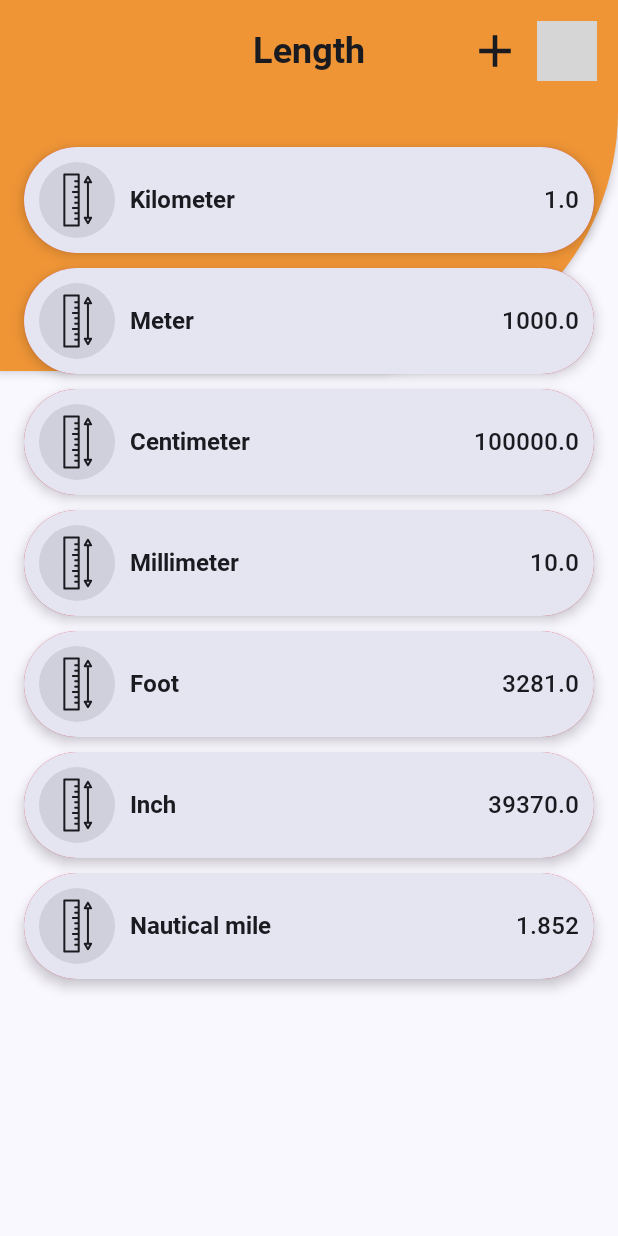
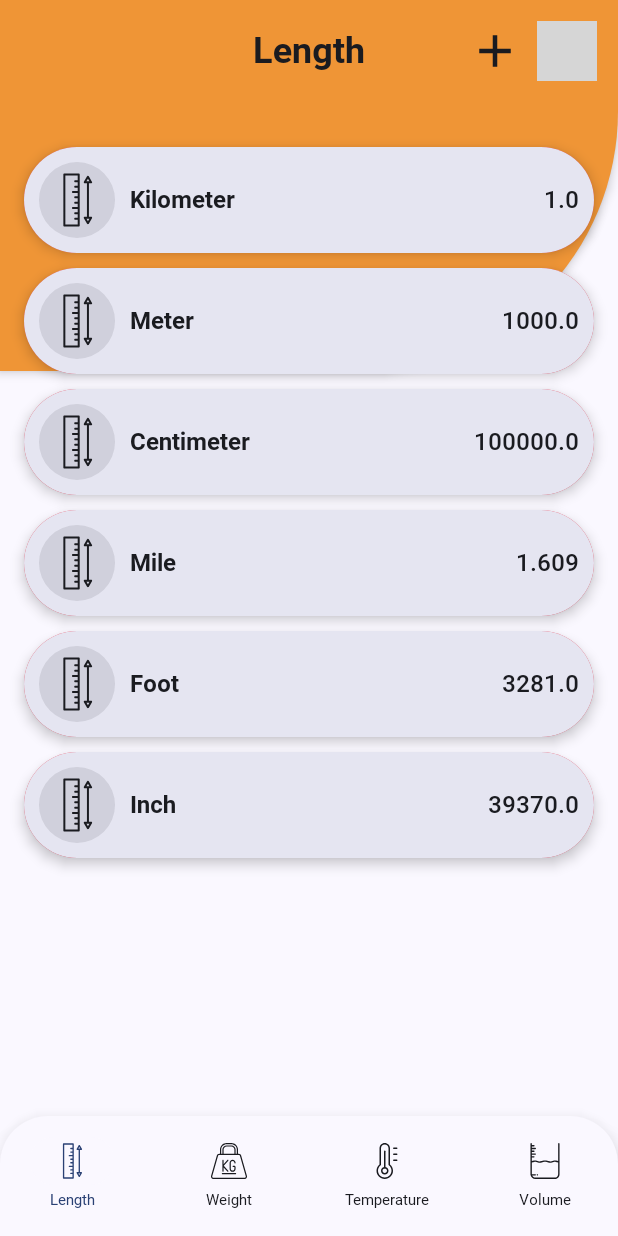
Before and after one commit to fernando-rauber/MeasureMe, an Android app built with Jetpack Compose: the HomePage screen opened through its navigation route, on a phone screen of 412 x 824 dp. Run offline under Robolectric (Android 15) with nearby library versions, the phone set to English and light mode, and no system bars; our stand-ins replace Room's generated code; grey boxes are pictures that could not be loaded.

Commit message:
New Icons and Bottom Nav Bar

```diff
--- a/app/src/main/java/uk/fernando/measure/activity/MainActivity.kt
+++ b/app/src/main/java/uk/fernando/measure/activity/MainActivity.kt
@@ -4,16 +4,18 @@ import android.os.Bundle
 import androidx.activity.ComponentActivity
 import androidx.activity.compose.setContent
 import androidx.compose.animation.ExperimentalAnimationApi
-import androidx.compose.foundation.layout.Box
 import androidx.compose.foundation.layout.Column
 import androidx.compose.foundation.layout.padding
 import androidx.compose.material3.ExperimentalMaterial3Api
 import androidx.compose.material3.MaterialTheme
 import androidx.compose.material3.Scaffold
+import androidx.compose.runtime.getValue
 import androidx.compose.ui.Modifier
 import androidx.navigation.compose.NavHost
+import androidx.navigation.compose.currentBackStackEntryAsState
 import androidx.navigation.compose.rememberNavController
 import uk.fernando.measure.component.MyBackground
+import uk.fernando.measure.component.NavigationBarBottom
 import uk.fernando.measure.navigation.Directions
 import uk.fernando.measure.navigation.buildGraph
 import uk.fernando.measure.theme.MeasureMeTheme
@@ -26,9 +28,16 @@ class MainActivity : ComponentActivity() {
 
         setContent {
             val controller = rememberNavController()
+            val navBackStackEntry by controller.currentBackStackEntryAsState()
 
             MeasureMeTheme {
                 Scaffold(
+                    bottomBar = {
+                        when (navBackStackEntry?.destination?.route) {
+                            Directions.length.name, Directions.weight.name, Directions.temperature.name, Directions.volume.name ->
+                                NavigationBarBottom(controller)
+                        }
+                    },
                     containerColor = MaterialTheme.colorScheme.background
                 ) { padding ->
 
--- /dev/null
+++ b/app/src/main/java/uk/fernando/measure/component/NavigationBarBottom.kt
@@ -0,0 +1,88 @@
+package uk.fernando.measure.component
+
+import androidx.annotation.DrawableRes
+import androidx.annotation.StringRes
+import androidx.compose.foundation.layout.RowScope
+import androidx.compose.foundation.shape.CornerSize
+import androidx.compose.material3.*
+import androidx.compose.runtime.Composable
+import androidx.compose.ui.Modifier
+import androidx.compose.ui.draw.shadow
+import androidx.compose.ui.graphics.Color
+import androidx.compose.ui.res.painterResource
+import androidx.compose.ui.res.stringResource
+import androidx.compose.ui.unit.dp
+import androidx.navigation.NavController
+import androidx.navigation.compose.currentBackStackEntryAsState
+import uk.fernando.measure.R
+import uk.fernando.measure.ext.safeNav
+import uk.fernando.measure.navigation.Directions
+
+@Composable
+fun NavigationBarBottom(navController: NavController) {
+
+    NavigationBar(
+        modifier = Modifier
+            .shadow(
+                elevation = 14.dp,
+                shape = MaterialTheme.shapes.large.copy(
+                    bottomEnd = CornerSize(0.dp),
+                    bottomStart = CornerSize(0.dp)
+                ),
+                ambientColor = Color.Black,
+                spotColor = Color.Black
+            ),
+        containerColor = MaterialTheme.colorScheme.surface
+    ) {
+        val currentRoute = navController.currentBackStackEntryAsState().value?.destination?.route
+
+        NavigationItemCustom(currentRoute == Directions.length.name, R.drawable.ic_ruler, R.string.length_title) {
+            if (currentRoute != Directions.length.name)
+                navController.safeNav(Directions.length.name)
+        }
+
+        NavigationItemCustom(currentRoute == Directions.weight.name, R.drawable.ic_weight, R.string.weight_title) {
+            if (currentRoute != Directions.weight.name)
+                navController.safeNav(Directions.weight.name)
+        }
+
+        NavigationItemCustom(currentRoute == Directions.temperature.name, R.drawable.ic_temperature, R.string.temperature_title) {
+            if (currentRoute != Directions.temperature.name)
+                navController.safeNav(Directions.temperature.name)
+        }
+
+        NavigationItemCustom(currentRoute == Directions.volume.name, R.drawable.ic_volume_liquid, R.string.volume_title) {
+            if (currentRoute != Directions.volume.name)
+                navController.safeNav(Directions.volume.name)
+        }
+    }
+}
+
+
+@Composable
+fun RowScope.NavigationItemCustom(
+    isSelected: Boolean,
+    @DrawableRes iconID: Int,
+    @StringRes stringID: Int,
+    onClick: () -> Unit
+) {
+    NavigationBarItem(
+        icon = {
+            Icon(
+                painter = painterResource(id = iconID),
+                contentDescription = null,
+                tint = if (isSelected) MaterialTheme.colorScheme.primary else MaterialTheme.colorScheme.onBackground
+            )
+        },
+        colors = NavigationBarItemDefaults.colors(indicatorColor = MaterialTheme.colorScheme.surface),
+        selected = isSelected,
+        label = {
+            Text(
+                text = stringResource(id = stringID),
+                style = MaterialTheme.typography.labelSmall,
+                color = if (isSelected) MaterialTheme.colorScheme.primary else MaterialTheme.colorScheme.onBackground
+            )
+        },
+        onClick = onClick
+    )
+}
--- a/app/src/main/java/uk/fernando/measure/navigation/NavigationCommand.kt
+++ b/app/src/main/java/uk/fernando/measure/navigation/NavigationCommand.kt
@@ -16,9 +16,30 @@ object Directions {
             get() = emptyList()
     }
 
-    val home = object : NavigationCommand {
+    val length = object : NavigationCommand {
         override val name: String
-            get() = "home"
+            get() = "length"
+        override val arguments: List<NamedNavArgument>
+            get() = emptyList()
+    }
+
+    val weight = object : NavigationCommand {
+        override val name: String
+            get() = "weight"
+        override val arguments: List<NamedNavArgument>
+            get() = emptyList()
+    }
+
+    val temperature = object : NavigationCommand {
+        override val name: String
+            get() = "temperature"
+        override val arguments: List<NamedNavArgument>
+            get() = emptyList()
+    }
+
+    val volume = object : NavigationCommand {
+        override val name: String
+            get() = "volume"
         override val arguments: List<NamedNavArgument>
             get() = emptyList()
     }
--- a/app/src/main/java/uk/fernando/measure/navigation/NavigationGraph.kt
+++ b/app/src/main/java/uk/fernando/measure/navigation/NavigationGraph.kt
@@ -15,7 +15,7 @@ fun NavGraphBuilder.buildGraph(navController: NavController) {
     composable(Directions.splash.name) {
         SplashPage(navController)
     }
-    composable(Directions.home.name) {
+    composable(Directions.length.name) {
         HomePage(navController)
     }
     composable(Directions.settings.name) {
--- a/app/src/main/java/uk/fernando/measure/page/SplashPage.kt
+++ b/app/src/main/java/uk/fernando/measure/page/SplashPage.kt
@@ -51,7 +51,7 @@ fun SplashPage(
 
     val isDarkMode = isSystemInDarkTheme()
     val currentOnTimeout by rememberUpdatedState {
-        navController.navigate(Directions.home.name) {
+        navController.navigate(Directions.length.name) {
             popUpTo(Directions.splash.name) { inclusive = true }
         }
     }
--- a/app/src/main/java/uk/fernando/measure/repository/AddUnitRepository.kt
+++ b/app/src/main/java/uk/fernando/measure/repository/AddUnitRepository.kt
@@ -11,17 +11,17 @@ class AddUnitRepository(private val dao: UnitDao, private val prefs: PrefsStore)
 
     private val lengthUnits by lazy {
         listOf(
-            LengthUnitEntity( 1, "Kilometer", 1, 1.0, 1.0),
-            LengthUnitEntity( 2, "Meter", 1, 1000.0, 1000.0),
-            LengthUnitEntity( 3, "Centimeter", 1, 100000.0, 100000.0),
-            LengthUnitEntity( 4, "Millimeter", 1, 10.0),
-            LengthUnitEntity( 5, "Micrometer", 1, 10.0),
-            LengthUnitEntity( 6, "Nanometer", 1, 10.0),
-            LengthUnitEntity( 7, "Mile", 1, 1.609, 1.609),
-            LengthUnitEntity( 8, "Yard", 1, 1094.0, 1094.0),
-            LengthUnitEntity( 9, "Foot", 1, 3281.0, 3281.0),
-            LengthUnitEntity( 10, "Inch", 1, 39370.0, 39370.0),
-            LengthUnitEntity( 11, "Nautical mile", 1, 1.852, 1.852)
+            LengthUnitEntity(1, "Kilometer", 1, 1.0, 1.0),
+            LengthUnitEntity(2, "Meter", 1, 1000.0, 1000.0),
+            LengthUnitEntity(3, "Centimeter", 1, 100000.0, 100000.0),
+            LengthUnitEntity(4, "Millimeter", 1, 1000000.0, 1000000.0),
+            LengthUnitEntity(5, "Micrometer", 1, 1000000000.0, 1000000000.0),
+            LengthUnitEntity(6, "Nanometer", 1, 1000000000000.0, 1000000000000.0),
+            LengthUnitEntity(7, "Mile", 1, 1.609, 1.609),
+            LengthUnitEntity(8, "Yard", 1, 1094.0, 1094.0),
+            LengthUnitEntity(9, "Foot", 1, 3281.0, 3281.0),
+            LengthUnitEntity(10, "Inch", 1, 39370.0, 39370.0),
+            LengthUnitEntity(11, "Nautical mile", 1, 1.852, 1.852)
         )
     }
 
--- a/app/src/main/java/uk/fernando/measure/repository/FirstTimeRepository.kt
+++ b/app/src/main/java/uk/fernando/measure/repository/FirstTimeRepository.kt
@@ -13,14 +13,9 @@ class FirstTimeRepository(private val dao: UnitDao) {
         list.add(LengthUnitEntity(1, "Kilometer", 1, 1.0, 1.0))
         list.add(LengthUnitEntity(2, "Meter", 1, 1000.0, 1000.0))
         list.add(LengthUnitEntity(3, "Centimeter", 1, 100000.0, 100000.0))
-//        list.add(LengthUnitEntity(4, "Millimeter", 1,10.0))
-//        list.add(LengthUnitEntity(5, "Micrometer",1, 10.0))
-//        list.add(LengthUnitEntity(6, "Nanometer", 1,10.0))
-//        list.add(LengthUnitEntity(7, "Mile", 1,1.609,1.609))
-//        list.add(LengthUnitEntity(8, "Yard", 1,1094.0,1094.0))
+        list.add(LengthUnitEntity(7, "Mile", 1, 1.609, 1.609))
         list.add(LengthUnitEntity(9, "Foot", 1, 3281.0, 3281.0))
         list.add(LengthUnitEntity(10, "Inch", 1, 39370.0, 39370.0))
-        list.add(LengthUnitEntity(11, "Nautical mile", 1, 1.852, 1.852))
 
         dao.insertAll(list)
     }
--- a/app/src/main/res/drawable/ic_ruler.xml
+++ b/app/src/main/res/drawable/ic_ruler.xml
@@ -1,7 +1,16 @@
-<vector android:height="24dp" android:viewportHeight="579.19"
-    android:viewportWidth="579" android:width="24dp" xmlns:android="http://schemas.android.com/apk/res/android">
-    <path android:fillColor="#000000" android:fillType="nonZero"
-        android:pathData="M307.79,5.79L153.92,5.79C148,5.79 143.2,10.59 143.2,16.51L143.2,562.49C143.2,568.41 148,573.21 153.92,573.21L307.79,573.21C313.7,573.21 318.51,568.41 318.51,562.49L318.51,16.51C318.51,10.59 313.7,5.79 307.79,5.79ZM297.06,78.16L270.58,78.16C264.66,78.16 259.86,82.97 259.86,88.89C259.86,94.81 264.66,99.61 270.58,99.61L297.06,99.61L297.06,135.42L270.58,135.42C264.66,135.42 259.86,140.23 259.86,146.14C259.86,152.06 264.66,156.87 270.58,156.87L297.06,156.87L297.06,193L246.46,193C240.54,193 235.73,197.8 235.73,203.72C235.73,209.64 240.54,214.45 246.46,214.45L297.06,214.45L297.06,250.26L270.58,250.26C264.66,250.26 259.86,255.06 259.86,260.98C259.86,266.9 264.66,271.7 270.58,271.7L297.06,271.7L297.06,307.62L270.58,307.62C264.66,307.62 259.86,312.43 259.86,318.34C259.86,324.26 264.66,329.07 270.58,329.07L297.06,329.07L297.06,364.56L246.46,364.56C240.54,364.56 235.73,369.36 235.73,375.28C235.73,381.2 240.54,386 246.46,386L297.06,386L297.06,421.82L270.58,421.82C264.66,421.82 259.86,426.62 259.86,432.54C259.86,438.46 264.66,443.26 270.58,443.26L297.06,443.26L297.06,479.07L270.58,479.07C264.66,479.07 259.86,483.88 259.86,489.8C259.86,495.71 264.66,500.52 270.58,500.52L297.06,500.52L297.06,551.45L164.64,551.45L164.64,27.24L297.06,27.24ZM297.06,78.16" android:strokeColor="#00000000"/>
-    <path android:fillColor="#000000" android:fillType="nonZero"
-        android:pathData="M441.06,110.98C446.98,110.98 451.78,106.17 451.78,100.25C451.78,97.7 450.87,95.22 449.21,93.28L416.08,35.6C413.11,30.47 406.55,28.74 401.43,31.71C399.8,32.64 398.46,33.99 397.53,35.6L363.33,94.89C360.37,100.02 362.13,106.58 367.25,109.54C368.89,110.48 370.76,110.99 372.66,110.98L396.14,110.98L396.14,468.02L372.66,468.02C366.74,468 361.91,472.79 361.89,478.71C361.88,480.6 362.38,482.47 363.33,484.11L397.53,543.4C400.5,548.53 407.06,550.26 412.19,547.29C413.81,546.36 415.15,545.01 416.08,543.4L450.28,484.11C453.24,478.98 451.49,472.42 446.36,469.46C444.72,468.52 442.85,468.01 440.96,468.02L417.47,468.02L417.47,110.98ZM422.51,489.47L406.86,516.6L391.2,489.47ZM391.2,89.53L406.86,62.4L422.51,89.53C422.51,89.53 391.2,89.53 391.2,89.53ZM391.2,89.53" android:strokeColor="#00000000"/>
+<vector xmlns:android="http://schemas.android.com/apk/res/android"
+    android:width="24dp"
+    android:height="24dp"
+    android:viewportWidth="579"
+    android:viewportHeight="579.19">
+    <path
+        android:fillColor="#000000"
+        android:fillType="nonZero"
+        android:pathData="M307.79,5.79L153.92,5.79C148,5.79 143.2,10.59 143.2,16.51L143.2,562.49C143.2,568.41 148,573.21 153.92,573.21L307.79,573.21C313.7,573.21 318.51,568.41 318.51,562.49L318.51,16.51C318.51,10.59 313.7,5.79 307.79,5.79ZM297.06,78.16L270.58,78.16C264.66,78.16 259.86,82.97 259.86,88.89C259.86,94.81 264.66,99.61 270.58,99.61L297.06,99.61L297.06,135.42L270.58,135.42C264.66,135.42 259.86,140.23 259.86,146.14C259.86,152.06 264.66,156.87 270.58,156.87L297.06,156.87L297.06,193L246.46,193C240.54,193 235.73,197.8 235.73,203.72C235.73,209.64 240.54,214.45 246.46,214.45L297.06,214.45L297.06,250.26L270.58,250.26C264.66,250.26 259.86,255.06 259.86,260.98C259.86,266.9 264.66,271.7 270.58,271.7L297.06,271.7L297.06,307.62L270.58,307.62C264.66,307.62 259.86,312.43 259.86,318.34C259.86,324.26 264.66,329.07 270.58,329.07L297.06,329.07L297.06,364.56L246.46,364.56C240.54,364.56 235.73,369.36 235.73,375.28C235.73,381.2 240.54,386 246.46,386L297.06,386L297.06,421.82L270.58,421.82C264.66,421.82 259.86,426.62 259.86,432.54C259.86,438.46 264.66,443.26 270.58,443.26L297.06,443.26L297.06,479.07L270.58,479.07C264.66,479.07 259.86,483.88 259.86,489.8C259.86,495.71 264.66,500.52 270.58,500.52L297.06,500.52L297.06,551.45L164.64,551.45L164.64,27.24L297.06,27.24ZM297.06,78.16"
+        android:strokeColor="#00000000" />
+    <path
+        android:fillColor="#000000"
+        android:fillType="nonZero"
+        android:pathData="M441.06,110.98C446.98,110.98 451.78,106.17 451.78,100.25C451.78,97.7 450.87,95.22 449.21,93.28L416.08,35.6C413.11,30.47 406.55,28.74 401.43,31.71C399.8,32.64 398.46,33.99 397.53,35.6L363.33,94.89C360.37,100.02 362.13,106.58 367.25,109.54C368.89,110.48 370.76,110.99 372.66,110.98L396.14,110.98L396.14,468.02L372.66,468.02C366.74,468 361.91,472.79 361.89,478.71C361.88,480.6 362.38,482.47 363.33,484.11L397.53,543.4C400.5,548.53 407.06,550.26 412.19,547.29C413.81,546.36 415.15,545.01 416.08,543.4L450.28,484.11C453.24,478.98 451.49,472.42 446.36,469.46C444.72,468.52 442.85,468.01 440.96,468.02L417.47,468.02L417.47,110.98ZM422.51,489.47L406.86,516.6L391.2,489.47ZM391.2,89.53L406.86,62.4L422.51,89.53C422.51,89.53 391.2,89.53 391.2,89.53ZM391.2,89.53"
+        android:strokeColor="#00000000" />
 </vector>
--- /dev/null
+++ b/app/src/main/res/drawable/ic_temperature.xml
@@ -0,0 +1,9 @@
+<vector android:height="24dp" android:viewportHeight="24"
+    android:viewportWidth="24" android:width="24dp" xmlns:android="http://schemas.android.com/apk/res/android">
+    <path android:fillColor="#FF000000" android:pathData="m10.5,24c-3.033,0 -5.5,-2.468 -5.5,-5.5 0,-1.634 0.743,-3.201 2,-4.242v-10.758c0,-1.93 1.57,-3.5 3.5,-3.5s3.5,1.57 3.5,3.5v10.758c1.257,1.041 2,2.608 2,4.242 0,3.032 -2.467,5.5 -5.5,5.5zM10.5,1c-1.378,0 -2.5,1.122 -2.5,2.5v11c0,0.157 -0.074,0.305 -0.199,0.399 -1.128,0.849 -1.801,2.195 -1.801,3.601 0,2.481 2.019,4.5 4.5,4.5s4.5,-2.019 4.5,-4.5c0,-1.406 -0.673,-2.752 -1.801,-3.601 -0.125,-0.094 -0.199,-0.242 -0.199,-0.399v-11c0,-1.378 -1.122,-2.5 -2.5,-2.5z"/>
+    <path android:fillColor="#FF000000" android:pathData="m10.5,21c-1.378,0 -2.5,-1.121 -2.5,-2.5s1.122,-2.5 2.5,-2.5 2.5,1.121 2.5,2.5 -1.122,2.5 -2.5,2.5zM10.5,17c-0.827,0 -1.5,0.673 -1.5,1.5s0.673,1.5 1.5,1.5 1.5,-0.673 1.5,-1.5 -0.673,-1.5 -1.5,-1.5z"/>
+    <path android:fillColor="#FF000000" android:pathData="m10.5,17c-0.276,0 -0.5,-0.224 -0.5,-0.5v-11c0,-0.276 0.224,-0.5 0.5,-0.5s0.5,0.224 0.5,0.5v11c0,0.276 -0.224,0.5 -0.5,0.5z"/>
+    <path android:fillColor="#FF000000" android:pathData="m18.5,4h-2c-0.276,0 -0.5,-0.224 -0.5,-0.5s0.224,-0.5 0.5,-0.5h2c0.276,0 0.5,0.224 0.5,0.5s-0.224,0.5 -0.5,0.5z"/>
+    <path android:fillColor="#FF000000" android:pathData="m18.5,8h-2c-0.276,0 -0.5,-0.224 -0.5,-0.5s0.224,-0.5 0.5,-0.5h2c0.276,0 0.5,0.224 0.5,0.5s-0.224,0.5 -0.5,0.5z"/>
+    <path android:fillColor="#FF000000" android:pathData="m18.5,12h-2c-0.276,0 -0.5,-0.224 -0.5,-0.5s0.224,-0.5 0.5,-0.5h2c0.276,0 0.5,0.224 0.5,0.5s-0.224,0.5 -0.5,0.5z"/>
+</vector>
--- /dev/null
+++ b/app/src/main/res/drawable/ic_volume_liquid.xml
@@ -0,0 +1,5 @@
+<vector android:height="24dp" android:viewportHeight="512"
+    android:viewportWidth="512" android:width="24dp" xmlns:android="http://schemas.android.com/apk/res/android">
+    <path android:fillColor="#FF000000" android:pathData="M452.92,0c-5.44,0 -9.85,4.41 -9.85,9.85v247.35l-29.16,-7.29c-13.4,-3.35 -27.39,-2.81 -40.47,1.56l-24.5,8.16c-9.53,3.17 -19.72,3.57 -29.48,1.13l-45.9,-11.47c-11.49,-2.87 -23.65,-2.87 -35.14,0l-45.9,11.47c-9.75,2.44 -19.95,2.05 -29.48,-1.13l-24.49,-8.16c-13.08,-4.37 -27.08,-4.91 -40.48,-1.56l-29.16,7.29v-50.42h29.54c5.44,0 9.85,-4.41 9.85,-9.85c0,-5.44 -4.41,-9.85 -9.85,-9.85H68.92v-19.69h49.23c5.44,0 9.85,-4.41 9.85,-9.85c0,-5.44 -4.41,-9.85 -9.85,-9.85H68.92V128h29.54c5.44,0 9.85,-4.41 9.85,-9.85c0,-5.44 -4.41,-9.85 -9.85,-9.85H68.92V88.61h49.23c5.44,0 9.85,-4.41 9.85,-9.85s-4.41,-9.85 -9.85,-9.85H68.92V49.23h29.54c5.44,0 9.85,-4.41 9.85,-9.85c0,-5.44 -4.41,-9.85 -9.85,-9.85H68.92V9.85C68.92,4.41 64.51,0 59.08,0c-5.44,0 -9.85,4.41 -9.85,9.85v259.96v172.95c0,3.87 0.34,7.67 0.95,11.37c0.04,0.36 0.11,0.71 0.19,1.05C56.24,487.45 84.54,512 118.48,512h275.04c38.18,0 69.25,-31.07 69.25,-69.25V269.8V9.85C462.77,4.41 458.36,0 452.92,0zM443.08,442.75c0,27.33 -22.23,49.56 -49.56,49.56H118.48c-20.2,0 -37.61,-12.16 -45.32,-29.54h44.99c5.44,0 9.85,-4.41 9.85,-9.85s-4.41,-9.85 -9.85,-9.85H68.93c-0,-0.11 -0.01,-0.22 -0.01,-0.32v-165.26l33.93,-8.48c9.76,-2.44 19.95,-2.05 29.48,1.14l24.5,8.16c13.09,4.36 27.08,4.9 40.47,1.55l45.9,-11.47c8.37,-2.09 17.22,-2.09 25.59,0l45.9,11.47c13.39,3.35 27.39,2.81 40.47,-1.55l24.5,-8.16c9.52,-3.18 19.71,-3.57 29.47,-1.14l33.94,8.48V442.75z"/>
+    <path android:fillColor="#FF000000" android:pathData="M157.34,451c-0.12,-0.63 -0.31,-1.25 -0.56,-1.84c-0.25,-0.6 -0.55,-1.17 -0.91,-1.7c-0.35,-0.54 -0.77,-1.04 -1.22,-1.5c-0.45,-0.45 -0.95,-0.87 -1.5,-1.22c-0.53,-0.35 -1.1,-0.66 -1.7,-0.91c-0.59,-0.25 -1.21,-0.44 -1.84,-0.56c-3.2,-0.65 -6.6,0.4 -8.88,2.69c-0.45,0.45 -0.87,0.95 -1.22,1.5c-0.36,0.53 -0.66,1.1 -0.91,1.7c-0.25,0.59 -0.44,1.21 -0.56,1.84c-0.13,0.63 -0.2,1.28 -0.2,1.92s0.07,1.29 0.2,1.92c0.12,0.63 0.31,1.25 0.56,1.85c0.25,0.59 0.54,1.16 0.91,1.69c0.35,0.54 0.77,1.04 1.22,1.5c0.45,0.45 0.95,0.87 1.5,1.22c0.53,0.36 1.1,0.66 1.7,0.91c0.59,0.25 1.21,0.44 1.84,0.56c0.63,0.13 1.28,0.2 1.92,0.2c0.64,0 1.29,-0.07 1.92,-0.2c0.63,-0.12 1.25,-0.31 1.84,-0.56c0.6,-0.25 1.17,-0.54 1.7,-0.91c0.54,-0.35 1.04,-0.77 1.5,-1.22c1.83,-1.83 2.89,-4.37 2.89,-6.96C157.54,452.28 157.47,451.63 157.34,451z"/>
+</vector>
--- /dev/null
+++ b/app/src/main/res/drawable/ic_weight.xml
@@ -0,0 +1,7 @@
+<vector android:height="24dp" android:viewportHeight="60"
+    android:viewportWidth="60" android:width="24dp" xmlns:android="http://schemas.android.com/apk/res/android">
+    <path android:fillColor="#FF000000" android:pathData="M0.847,58.368A4.058,4.058 0,0 0,4.108 60L55.892,60a4.058,4.058 0,0 0,3.261 -1.632,4.165 4.165,0 0,0 0.685,-3.678L50.247,21.006A4.134,4.134 0,0 0,46.3 18L45,18L45,11A11.013,11.013 0,0 0,34 0L26,0A11.013,11.013 0,0 0,15 11v7L13.7,18a4.134,4.134 0,0 0,-3.945 3.007L0.162,54.69A4.165,4.165 0,0 0,0.847 58.368ZM17,11a9.01,9.01 0,0 1,9 -9h8a9.01,9.01 0,0 1,9 9v7L41,18L41,11a7.009,7.009 0,0 0,-7 -7L26,4a7.009,7.009 0,0 0,-7 7v7L17,18ZM21,18L21,11a5.006,5.006 0,0 1,5 -5h8a5.006,5.006 0,0 1,5 5v7ZM2.086,55.237l9.591,-33.682A2.124,2.124 0,0 1,13.7 20L46.3,20a2.125,2.125 0,0 1,2.021 1.554l9.591,33.683a2.181,2.181 0,0 1,-0.357 1.926A2.074,2.074 0,0 1,55.892 58L4.108,58a2.074,2.074 0,0 1,-1.665 -0.837A2.181,2.181 0,0 1,2.086 55.237Z"/>
+    <path android:fillColor="#FF000000" android:pathData="M20,48a1,1 0,0 0,1 -1V40.63l6.253,7.034a1,1 0,0 0,1.494 -1.328L21.338,38l7.408,-8.336a1,1 0,1 0,-1.494 -1.328L21,35.37V29a1,1 0,0 0,-2 0V47A1,1 0,0 0,20 48Z"/>
+    <path android:fillColor="#FF000000" android:pathData="M36,48a5.006,5.006 0,0 0,5 -5V40a2,2 0,0 0,-2 -2H37a1,1 0,0 0,0 2h2v3a3,3 0,0 1,-6 0V33a3,3 0,0 1,6 0,1 1,0 0,0 2,0 5,5 0,0 0,-10 0V43A5.006,5.006 0,0 0,36 48Z"/>
+    <path android:fillColor="#FF000000" android:pathData="M19,52H41a1,1 0,0 0,0 -2H19a1,1 0,0 0,0 2Z"/>
+</vector>
--- a/app/src/main/res/values/strings.xml
+++ b/app/src/main/res/values/strings.xml
@@ -2,6 +2,9 @@
     <string name="app_name">MeasureMe</string>
 
     <string name="length_title">Length</string>
+    <string name="weight_title">Weight</string>
+    <string name="volume_title">Volume</string>
+    <string name="temperature_title">Temperature</string>
 
 
     // Settings
```
